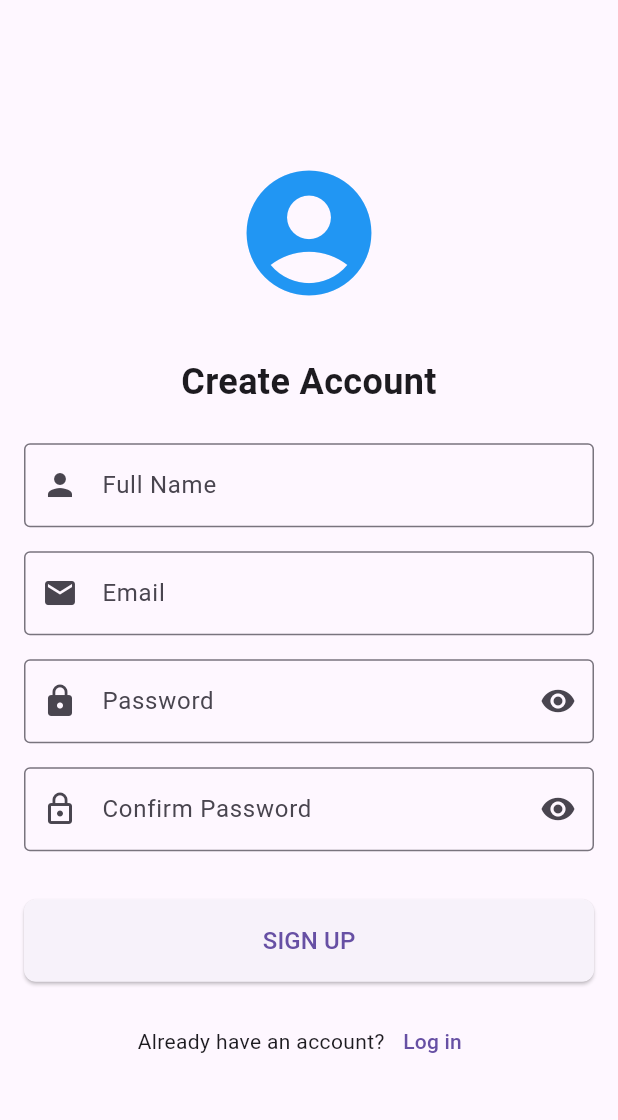
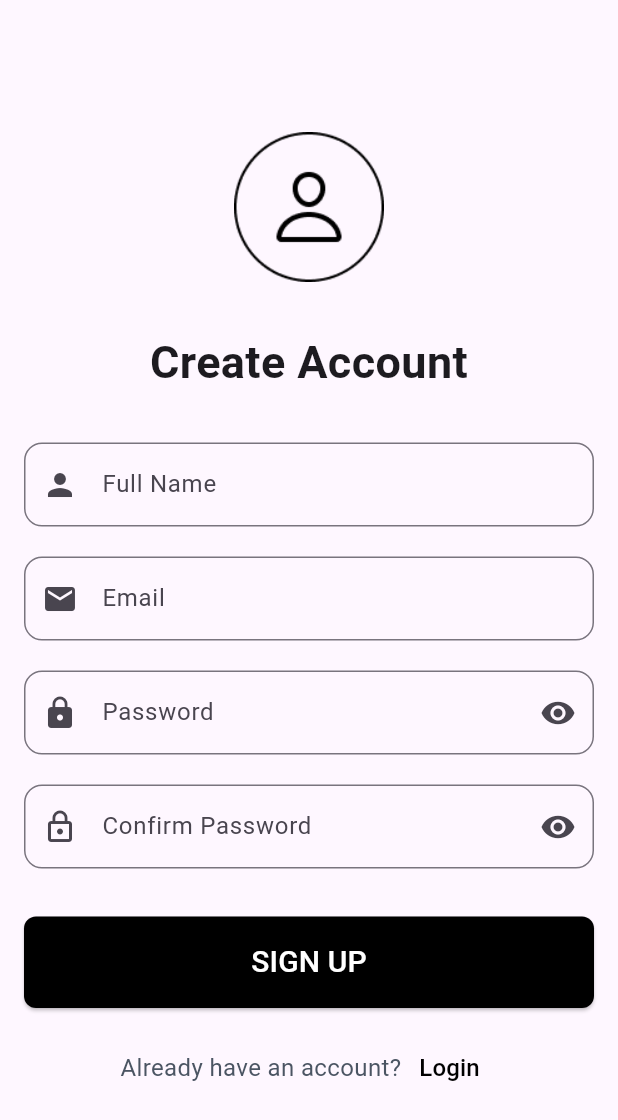
Before and after one commit to syedkumailraza2/my-chat, a Flutter app: the screen it shows after launch, after a tap on "Login", after a tap on "Signup", on a phone screen of 412 x 824 dp. Shown: the top 1120 px of the screen. Run offline on Flutter 3.47's test engine with Material 3 defaults, Android fonts, the phone set to English and light mode, and no system bars; our stand-ins replace dio, get_storage, permission_handler, socket_io_client; missing offline and left inert: flutter_webrtc; network calls fail.

Commit message:
signup page UI improved

```diff
--- a/lib/screens/login_screen.dart
+++ b/lib/screens/login_screen.dart
@@ -86,10 +86,12 @@ class _LoginPageState extends State<LoginPage> {
                 TextFormField(
                   controller: _emailController,
                   keyboardType: TextInputType.emailAddress,
-                  decoration: const InputDecoration(
+                  decoration: InputDecoration(
                     labelText: 'Email',
                     prefixIcon: Icon(Icons.email),
-                    border: OutlineInputBorder(),
+                    border:  OutlineInputBorder(
+                      borderRadius: BorderRadius.circular(12)
+                    ),
                   ),
                   validator: (value) {
                     if (value == null || value.isEmpty) {
@@ -103,7 +105,7 @@ class _LoginPageState extends State<LoginPage> {
                     return null;
                   },
                 ),
-                const SizedBox(height: 16),
+                const SizedBox(height: 20),
 
                 // Password field
                 TextFormField(
@@ -122,7 +124,9 @@ class _LoginPageState extends State<LoginPage> {
                         });
                       },
                     ),
-                    border: const OutlineInputBorder(),
+                    border:  OutlineInputBorder(
+                      borderRadius: BorderRadius.circular(12)
+                    ),
                   ),
                   validator: (value) {
                     if (value == null || value.isEmpty) {
@@ -193,7 +197,7 @@ class _LoginPageState extends State<LoginPage> {
                 Row(
                   mainAxisAlignment: MainAxisAlignment.center,
                   children: [
-                    const Text('Already have an account?', style: TextStyle(color:Color(0xFF4B5563), fontSize: 16),),
+                    const Text('New user?', style: TextStyle(color:Color(0xFF4B5563), fontSize: 16),),
                     TextButton(
                       onPressed: () {
                         Navigator.push(
--- a/lib/screens/signup_screen.dart
+++ b/lib/screens/signup_screen.dart
@@ -64,31 +64,34 @@ void createUser() async{
               crossAxisAlignment: CrossAxisAlignment.stretch,
               children: [
                 // App Logo or Image (optional)
-                const Icon(
-                  Icons.account_circle,
-                  size: 100,
-                  color: Colors.blue,
-                ),
+                Container(
+                  width: 100,
+                  height: 100,
+                  child: Image(
+                    image: AssetImage('assets/signup.png'),
+                    )),
                 const SizedBox(height: 32),
 
                 // Title
                 const Text(
                   'Create Account',
                   style: TextStyle(
-                    fontSize: 24,
+                    fontSize: 30,
                     fontWeight: FontWeight.bold,
                   ),
                   textAlign: TextAlign.center,
                 ),
-                const SizedBox(height: 24),
+                const SizedBox(height: 32),
 
                 // Name field
                 TextFormField(
                   controller: _nameController,
-                  decoration: const InputDecoration(
+                  decoration: InputDecoration(
                     labelText: 'Full Name',
                     prefixIcon: Icon(Icons.person),
-                    border: OutlineInputBorder(),
+                    border:  OutlineInputBorder(
+                      borderRadius: BorderRadius.circular(12)
+                    ),
                   ),
                   validator: (value) {
                     if (value == null || value.isEmpty) {
@@ -97,16 +100,18 @@ void createUser() async{
                     return null;
                   },
                 ),
-                const SizedBox(height: 16),
+                const SizedBox(height: 20),
 
                 // Email field
                 TextFormField(
                   controller: _emailController,
                   keyboardType: TextInputType.emailAddress,
-                  decoration: const InputDecoration(
+                  decoration: InputDecoration(
                     labelText: 'Email',
                     prefixIcon: Icon(Icons.email),
-                    border: OutlineInputBorder(),
+                    border:  OutlineInputBorder(
+                      borderRadius: BorderRadius.circular(12)
+                    ),
                   ),
                   validator: (value) {
                     if (value == null || value.isEmpty) {
@@ -118,7 +123,7 @@ void createUser() async{
                     return null;
                   },
                 ),
-                const SizedBox(height: 16),
+                const SizedBox(height: 20),
 
                 // Password field
                 TextFormField(
@@ -137,7 +142,9 @@ void createUser() async{
                         });
                       },
                     ),
-                    border: const OutlineInputBorder(),
+                    border:  OutlineInputBorder(
+                      borderRadius: BorderRadius.circular(12)
+                    ),
                   ),
                   validator: (value) {
                     if (value == null || value.isEmpty) {
@@ -149,13 +156,14 @@ void createUser() async{
                     return null;
                   },
                 ),
-                const SizedBox(height: 16),
+                const SizedBox(height: 20),
 
                 // Confirm Password field
                 TextFormField(
                   controller: _confirmPasswordController,
                   obscureText: _isConfirmObscure,
                   decoration: InputDecoration(
+
                     labelText: 'Confirm Password',
                     prefixIcon: const Icon(Icons.lock_outline),
                     suffixIcon: IconButton(
@@ -168,7 +176,9 @@ void createUser() async{
                         });
                       },
                     ),
-                    border: const OutlineInputBorder(),
+                    border:  OutlineInputBorder(
+                      borderRadius: BorderRadius.circular(12)
+                    ),
                   ),
                   validator: (value) {
                     if (value == null || value.isEmpty) {
@@ -195,13 +205,14 @@ void createUser() async{
                   },
                   style: ElevatedButton.styleFrom(
                     padding: const EdgeInsets.symmetric(vertical: 16),
+                    backgroundColor: Colors.black,
                     shape: RoundedRectangleBorder(
                       borderRadius: BorderRadius.circular(8),
                     ),
                   ),
                   child: const Text(
                     'SIGN UP',
-                    style: TextStyle(fontSize: 16),
+                    style: TextStyle(fontSize: 20, color: Colors.white),
                   ),
                 ),
                 const SizedBox(height: 16),
@@ -210,12 +221,12 @@ void createUser() async{
                 Row(
                   mainAxisAlignment: MainAxisAlignment.center,
                   children: [
-                    const Text('Already have an account?'),
+                    const Text('Already have an account?', style: TextStyle(color:Color(0xFF4B5563), fontSize: 16),),
                     TextButton(
                       onPressed: () {
-                        // Navigate to login page
+                        Navigator.push(context, MaterialPageRoute(builder: (context)=>LoginPage(socketId: widget.socketId)));
                       },
-                      child: const Text('Log in'),
+                      child: const Text('Login', style: TextStyle(color:Colors.black, fontSize: 16)),
                     ),
                   ],
                 ),
```
Also changed, not shown: assets/signup.png (added).
